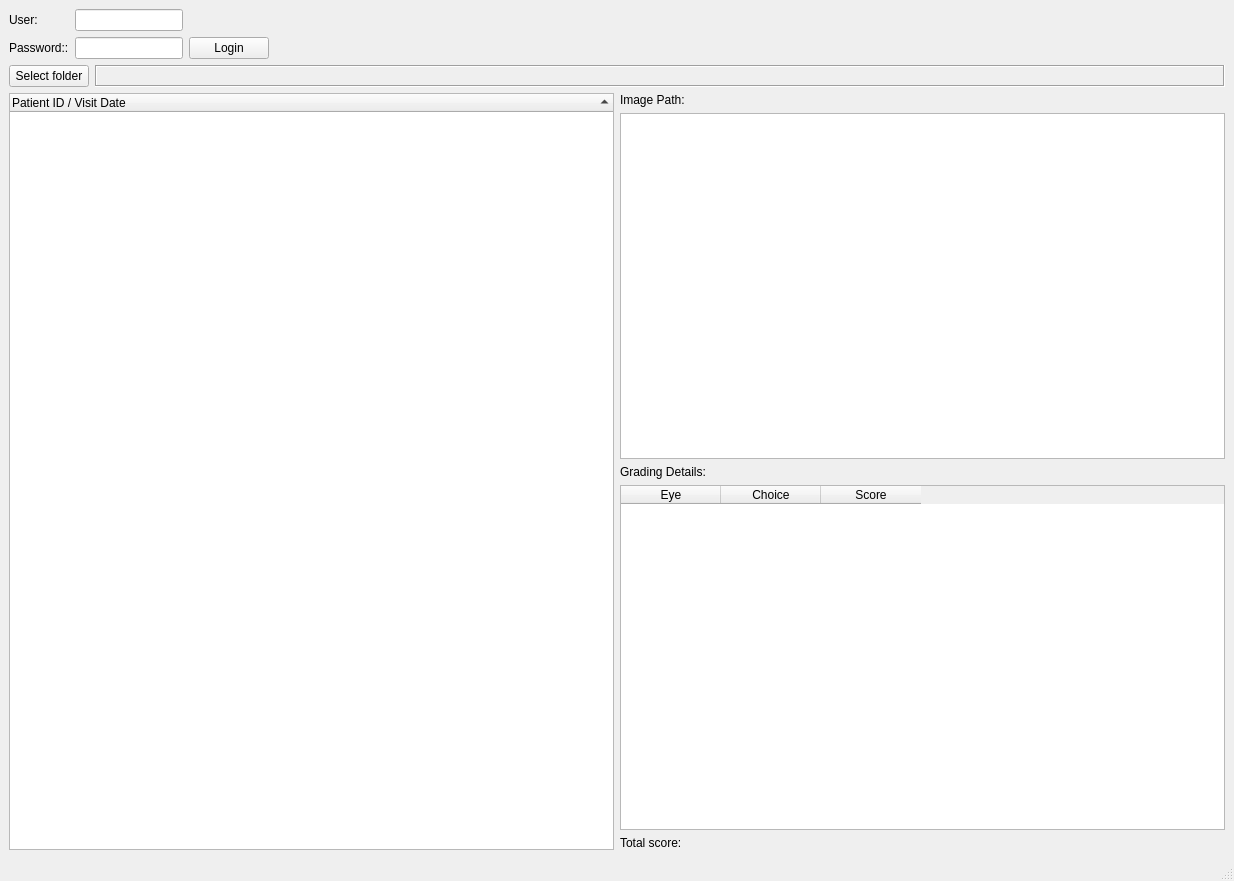
Above: setwidget.ui from xujialiu/ETDR-grading-app before the change. Below: the same form after it.
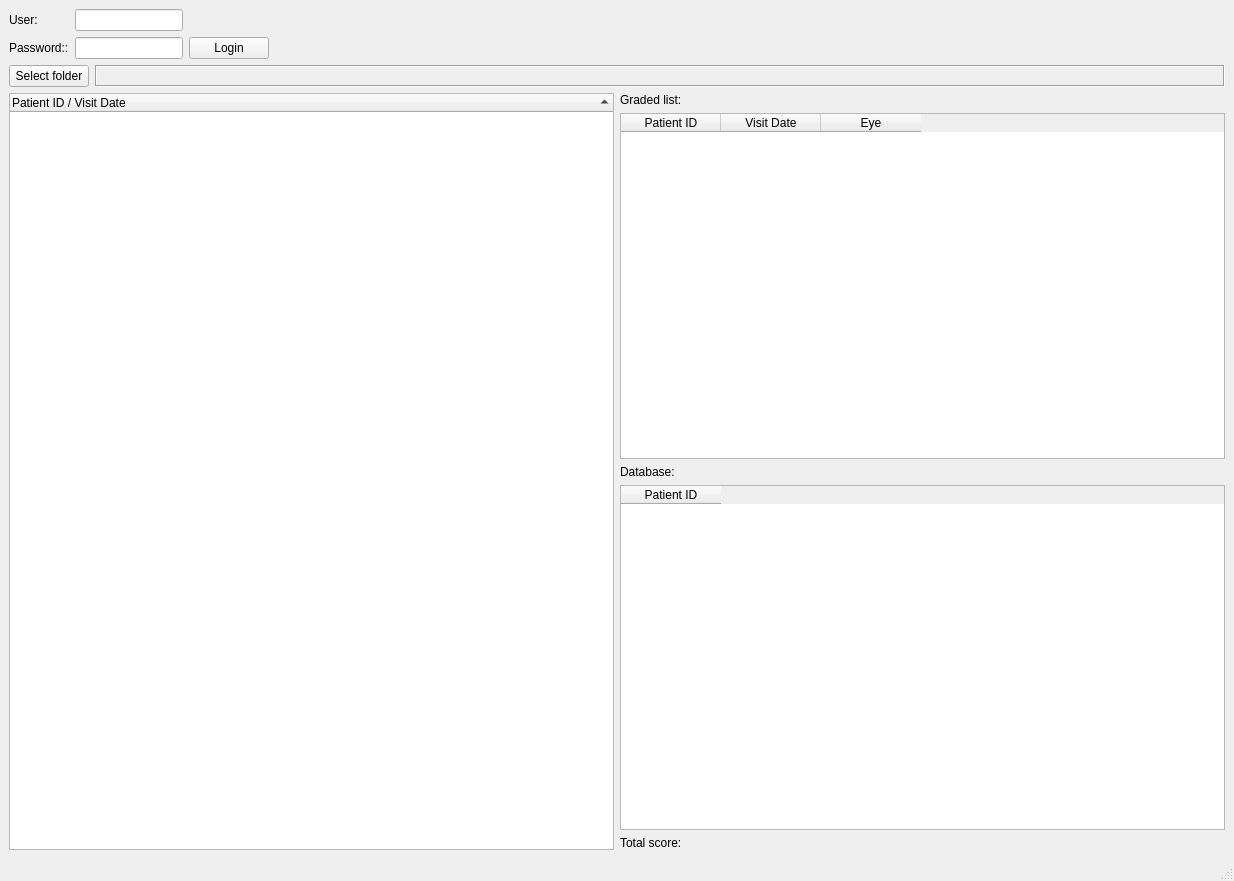
That is the form after the change.

Commit message: feat: add counting total score

Diff of the .ui file:
```diff
--- a/setwidget.ui
+++ b/setwidget.ui
@@ -116,17 +116,33 @@
           <item>
            <widget class="QLabel" name="label_3">
             <property name="text">
-             <string>Image Path:</string>
+             <string>Graded list:</string>
             </property>
            </widget>
           </item>
           <item>
-           <widget class="QListWidget" name="listWidget_img_path"/>
+           <widget class="QTableWidget" name="tableWidget_graded">
+            <column>
+             <property name="text">
+              <string>Patient ID</string>
+             </property>
+            </column>
+            <column>
+             <property name="text">
+              <string>Visit Date</string>
+             </property>
+            </column>
+            <column>
+             <property name="text">
+              <string>Eye</string>
+             </property>
+            </column>
+           </widget>
           </item>
           <item>
            <widget class="QLabel" name="label_4">
             <property name="text">
-             <string>Grading Details:</string>
+             <string>Database: </string>
             </property>
            </widget>
           </item>
@@ -134,17 +150,7 @@
            <widget class="QTableWidget" name="tableWidget">
             <column>
              <property name="text">
-              <string>Eye</string>
-             </property>
-            </column>
-            <column>
-             <property name="text">
-              <string>Choice</string>
-             </property>
-            </column>
-            <column>
-             <property name="text">
-              <string>Score</string>
+              <string>Patient ID</string>
              </property>
             </column>
            </widget>
```
Left out of the diff: 2 changed lines with no effect on the pictures. The commit also changes 7 other files.
